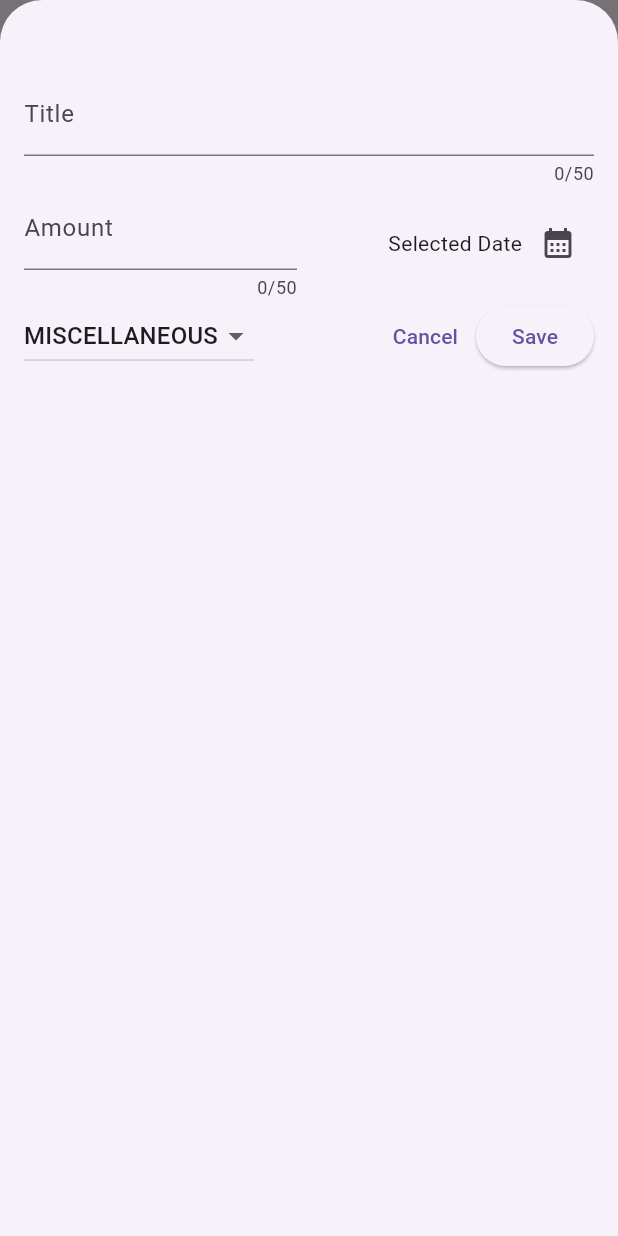
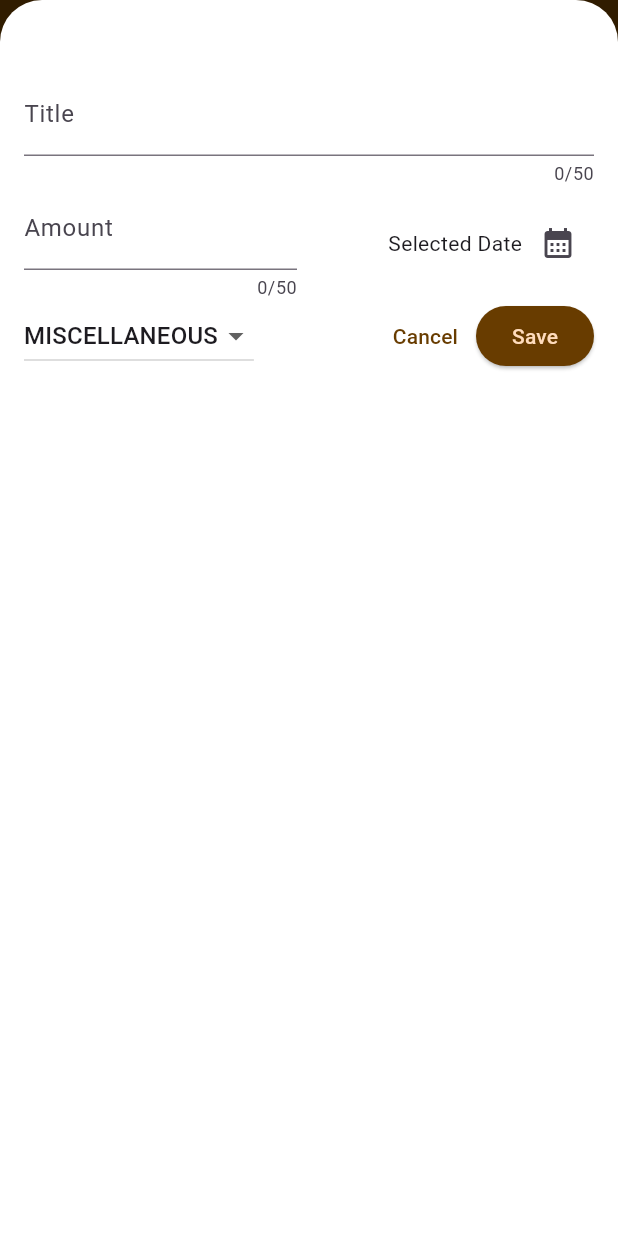
Before and after one commit to Nweke273/expense_tracker, a Flutter app: the screen it shows after launch, after a tap on the "add" icon, on a phone screen of 412 x 824 dp. Run offline on Flutter 3.47's test engine with Material 3 defaults, Android fonts, the phone set to English and light mode, and no system bars.

Commit message:
Add theming to my application

```diff
--- a/lib/expenses.dart
+++ b/lib/expenses.dart
@@ -16,9 +16,11 @@ class _ExpensesState extends State<Expenses> {
 
   void _openAddExpenseOverlay() {
     showModalBottomSheet(
-        isScrollControlled: true,
-        context: context,
-        builder: (ctx) => (NewExpense(onAddExpense: _addExpense)));
+      isScrollControlled: true,
+      context: context,
+      builder: (ctx) => (NewExpense(onAddExpense: _addExpense)),
+      backgroundColor: const Color.fromARGB(255, 255, 255, 255),
+    );
   }
 
   void _addExpense(Expense expense) {
--- a/lib/main.dart
+++ b/lib/main.dart
@@ -1,6 +1,29 @@
 import 'package:expense_tracker/expenses.dart';
 import 'package:flutter/material.dart';
 
+var kColorScheme =
+    ColorScheme.fromSeed(seedColor: Color.fromARGB(255, 96, 80, 65));
 void main() {
-  runApp(const MaterialApp(home: Expenses()));
+  runApp(MaterialApp(
+      theme: ThemeData().copyWith(
+          useMaterial3: true,
+          scaffoldBackgroundColor: const Color.fromARGB(255, 255, 255, 255),
+          appBarTheme: const AppBarTheme().copyWith(
+            backgroundColor: kColorScheme.onPrimaryContainer,
+            foregroundColor: kColorScheme.primaryContainer,
+          ),
+          cardTheme: const CardTheme().copyWith(
+            margin: const EdgeInsets.symmetric(horizontal: 18, vertical: 6),
+            color: kColorScheme.secondaryContainer,
+          ),
+          elevatedButtonTheme: ElevatedButtonThemeData(
+              style: ElevatedButton.styleFrom(
+                  backgroundColor: kColorScheme.onPrimaryContainer,
+                  foregroundColor: kColorScheme.primaryContainer)),
+          textTheme: ThemeData().textTheme.copyWith(
+              titleLarge: TextStyle(
+                  fontWeight: FontWeight.bold,
+                  color: kColorScheme.onSecondaryContainer,
+                  fontSize: 18))),
+      home: const Expenses()));
 }
--- a/lib/widgets/expenses/expense_item.dart
+++ b/lib/widgets/expenses/expense_item.dart
@@ -10,8 +10,9 @@ class ExpenseItem extends StatelessWidget {
       child: Padding(
         padding: const EdgeInsets.symmetric(horizontal: 20, vertical: 16),
         child: Column(
+          crossAxisAlignment: CrossAxisAlignment.start,
           children: [
-            Text(expense.title),
+            Text(expense.title, style: Theme.of(context).textTheme.titleLarge),
             const SizedBox(
               height: 4,
             ),
--- a/lib/widgets/expenses/new_expense.dart
+++ b/lib/widgets/expenses/new_expense.dart
@@ -1,3 +1,4 @@
+import 'package:expense_tracker/main.dart';
 import 'package:expense_tracker/models/expense.dart';
 import 'package:flutter/material.dart';
 
@@ -136,7 +137,12 @@ class _NewExpenseState extends State<NewExpense> {
                     });
                   }),
               const Spacer(),
-              TextButton(onPressed: closePop, child: const Text("Cancel")),
+              TextButton(
+                  onPressed: closePop,
+                  child: Text(
+                    "Cancel",
+                    style: TextStyle(color: kColorScheme.onPrimaryContainer),
+                  )),
               ElevatedButton(
                   onPressed: _submitExpenseDate, child: const Text('Save')),
             ],
```
